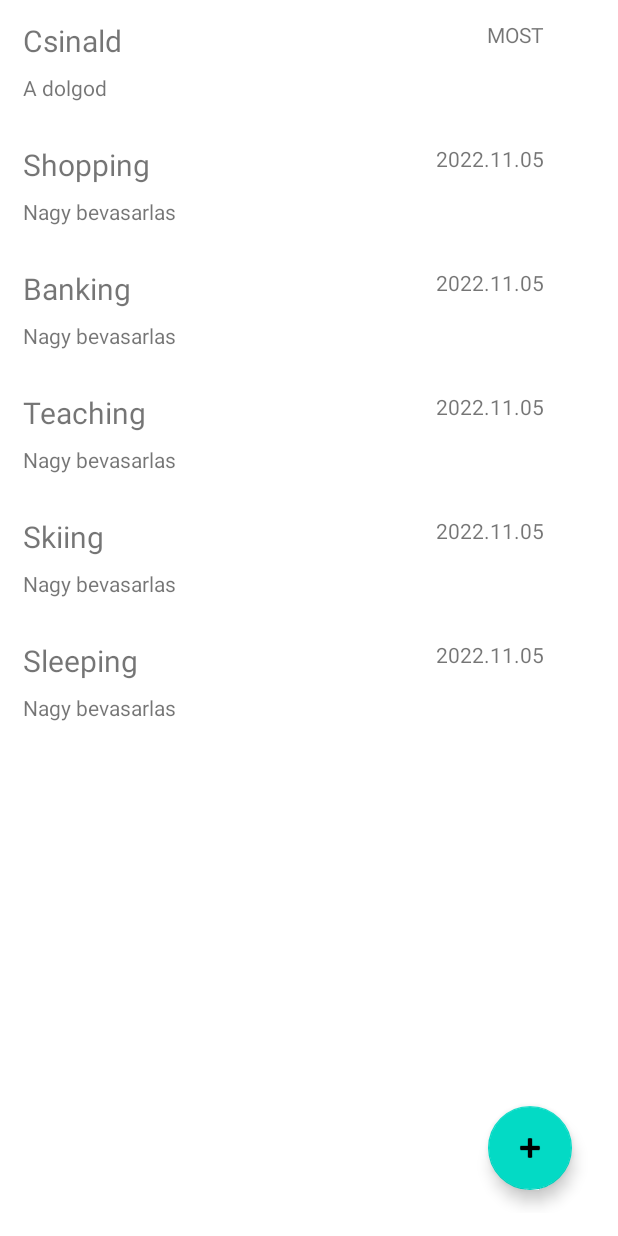
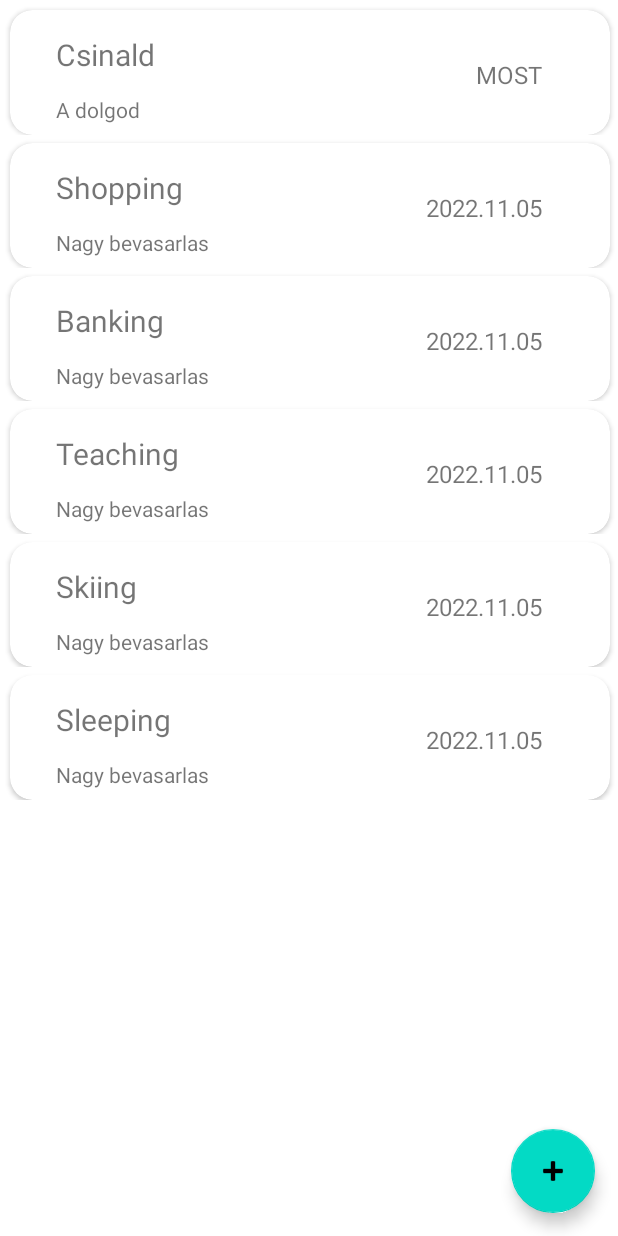
Before and after one commit to S-Andor/MyTodoList, an Android app: the screen it shows after launch (TodoActivity), on a phone screen of 412 x 824 dp. Run offline under Robolectric (Android 15) with nearby library versions, the phone set to English and light mode, and no system bars.

Commit message:
Added item click edit/delete functionality and date picker

```diff
--- a/app/src/main/res/layout/activity_main2.xml
+++ b/app/src/main/res/layout/activity_main2.xml
@@ -4,13 +4,13 @@
     xmlns:tools="http://schemas.android.com/tools"
     android:layout_width="match_parent"
     android:layout_height="match_parent"
-    android:paddingRight="15dp"
-    android:paddingBottom="15dp">
+    android:paddingRight="0dp"
+    android:paddingBottom="0dp">
 
     <androidx.recyclerview.widget.RecyclerView
         android:id="@+id/rvList"
-        android:layout_width="409dp"
-        android:layout_height="729dp"
+        android:layout_width="match_parent"
+        android:layout_height="match_parent"
         android:layout_marginStart="1dp"
         android:layout_marginTop="1dp" />
 
--- /dev/null
+++ b/app/src/main/res/layout/todo_item2.xml
@@ -0,0 +1,61 @@
+<?xml version="1.0" encoding="utf-8"?>
+<androidx.constraintlayout.widget.ConstraintLayout xmlns:android="http://schemas.android.com/apk/res/android"
+    xmlns:app="http://schemas.android.com/apk/res-auto"
+    xmlns:tools="http://schemas.android.com/tools"
+    android:layout_width="match_parent"
+    android:layout_height="wrap_content">
+
+    <androidx.cardview.widget.CardView
+        android:layout_width="match_parent"
+        android:layout_height="wrap_content"
+        android:layout_marginLeft="5dp"
+        android:layout_marginTop="5dp"
+        android:layout_marginRight="5dp"
+        app:cardCornerRadius="15dp"
+        app:layout_constraintEnd_toEndOf="parent"
+        app:layout_constraintHorizontal_bias="0.0"
+        app:layout_constraintStart_toStartOf="parent"
+        app:layout_constraintTop_toTopOf="parent">
+
+        <androidx.constraintlayout.widget.ConstraintLayout
+            android:layout_width="match_parent"
+            android:layout_height="83dp"
+            android:layout_marginLeft="5dp"
+            android:layout_marginTop="0dp"
+            android:layout_marginRight="5dp">
+
+            <TextView
+                android:id="@+id/tvTitle2"
+                android:layout_width="wrap_content"
+                android:layout_height="wrap_content"
+                android:layout_marginStart="25dp"
+                android:layout_marginTop="16dp"
+                android:text="TextView"
+                android:textSize="20sp"
+                app:layout_constraintStart_toStartOf="parent"
+                app:layout_constraintTop_toTopOf="parent" />
+
+            <TextView
+                android:id="@+id/tvDate2"
+                android:layout_width="wrap_content"
+                android:layout_height="wrap_content"
+                android:layout_marginTop="32dp"
+                android:layout_marginEnd="40dp"
+                android:text="TextView"
+                android:textSize="16sp"
+                app:layout_constraintEnd_toEndOf="parent"
+                app:layout_constraintTop_toTopOf="parent" />
+
+            <TextView
+                android:id="@+id/tvBody2"
+                android:layout_width="wrap_content"
+                android:layout_height="wrap_content"
+                android:layout_marginStart="25dp"
+                android:layout_marginTop="13dp"
+                android:text="TextView"
+                app:layout_constraintStart_toStartOf="parent"
+                app:layout_constraintTop_toBottomOf="@+id/tvTitle2" />
+        </androidx.constraintlayout.widget.ConstraintLayout>
+    </androidx.cardview.widget.CardView>
+
+</androidx.constraintlayout.widget.ConstraintLayout>
```
Also changed, not shown: app/src/main/java/com/example/mytodolist/activities/TodoActivity.java (+43 -0 lines), app/src/main/java/com/example/mytodolist/adapters/TodoAdapter2.java (+87 -4 lines), app/src/main/java/com/example/mytodolist/models/TodoItem.java (+12 -0 lines).
